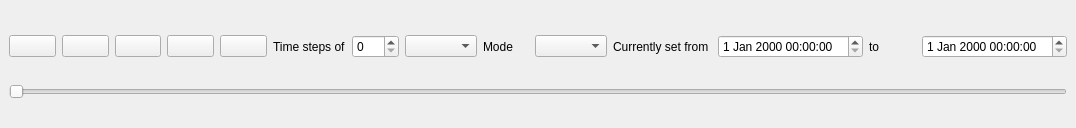
Qt form src/ui/qgstemporalvcrdockwidgetbase.ui (qgis/QGIS) before a commit.
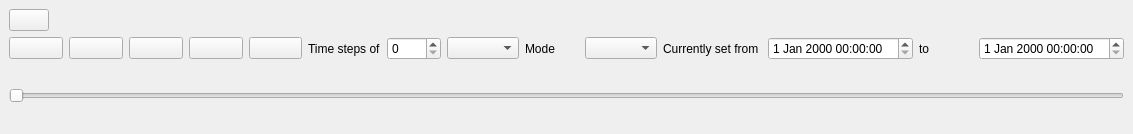
The same form after that commit. Icons and pictures are not drawn. Custom widgets are drawn as their Qt base class.

Commit message: new temporal map settings dialog

The edit to the form file:
```diff
--- a/src/ui/qgstemporalvcrdockwidgetbase.ui
+++ b/src/ui/qgstemporalvcrdockwidgetbase.ui
@@ -6,8 +6,8 @@
    <rect>
     <x>0</x>
     <y>0</y>
-    <width>1076</width>
-    <height>128</height>
+    <width>1133</width>
+    <height>134</height>
    </rect>
   </property>
   <property name="windowTitle">
@@ -17,6 +17,17 @@
    <layout class="QVBoxLayout" name="verticalLayout">
     <item>
      <layout class="QHBoxLayout" name="horizontalLayout">
+      <item>
+       <widget class="QPushButton" name="mSettings">
+        <property name="text">
+         <string/>
+        </property>
+        <property name="icon">
+         <iconset resource="../../images/images.qrc">
+          <normaloff>:/images/themes/default/temporal_navigation/vcr_settings.svg</normaloff>:/images/themes/default/temporal_navigation/vcr_settings.svg</iconset>
+        </property>
+       </widget>
+      </item>
       <item>
        <spacer name="horizontalSpacer">
         <property name="orientation">
```
The commit also changes 14 other files.
